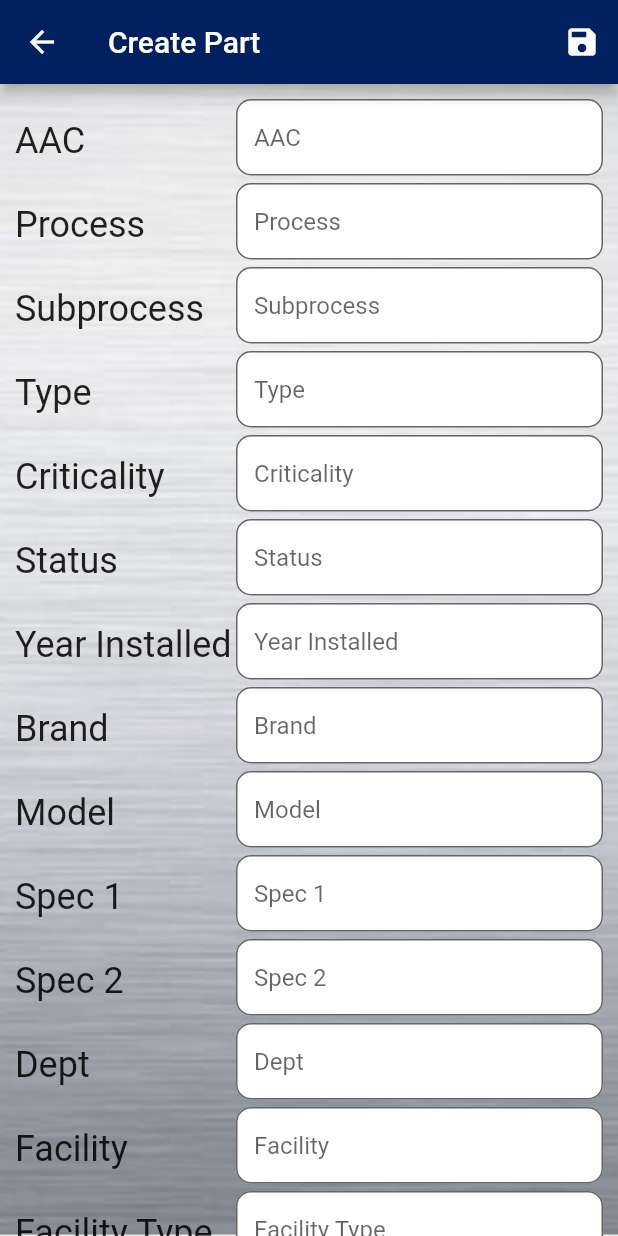
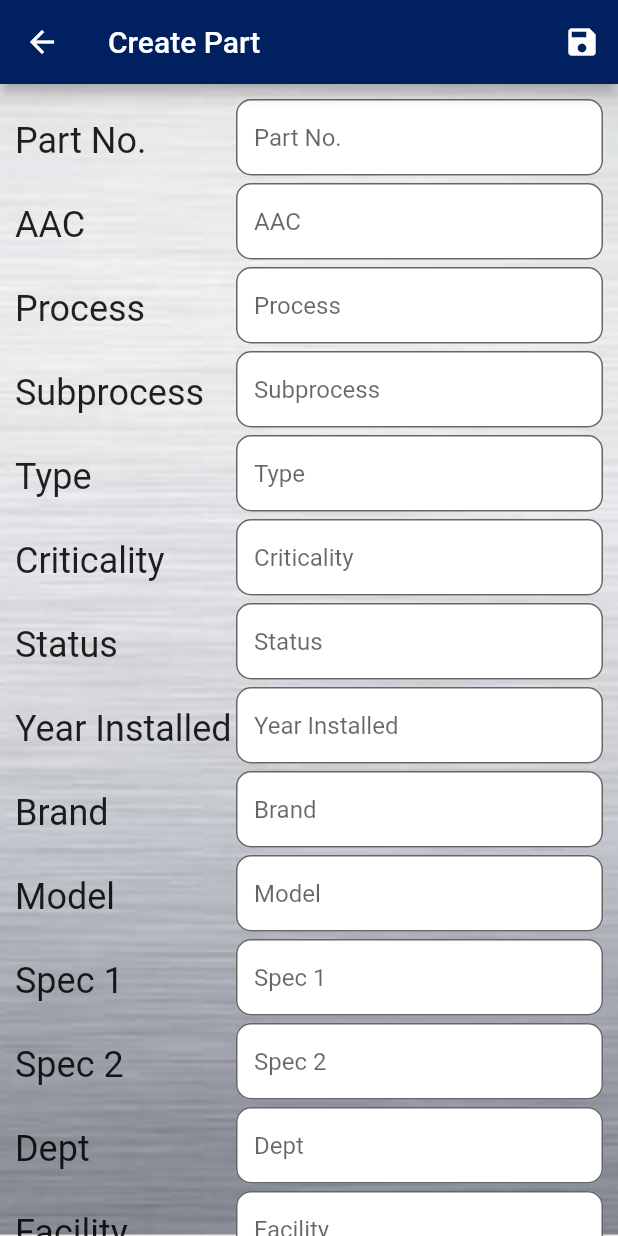
Before and after one commit to Acetylcholine007/MechTrack, a Flutter app: the InventoryLocalPage screen opened directly, after a tap on the "add" icon, on a phone screen of 412 x 824 dp. Run offline on Flutter 3.47's test engine with Material 2 defaults, Android fonts, the phone set to English and light mode, and no system bars; our stand-ins replace cloud_firestore, csv, file_picker, firebase_auth, firebase_core, flutter_spinkit and 4 more; missing offline and left inert: barcode_scan2; accounts and stored records are empty.

Commit message:
Added partNo as new part field

```diff
--- a/lib/components/PartSearchBar.dart
+++ b/lib/components/PartSearchBar.dart
@@ -22,6 +22,7 @@ class _PartSearchBarState extends State<PartSearchBar> {
 
   final categories = const {
     'pid': 'Part ID',
+    'partNo': 'Part Number',
     'assetAccountCode': 'Asset Account Code',
     'process': 'Process',
     'subProcess': 'Subprocess',
--- a/lib/models/Part.dart
+++ b/lib/models/Part.dart
@@ -1,5 +1,6 @@
 class Part {
   String pid;
+  String partNo;
   String assetAccountCode;
   String process;
   String subProcess;
@@ -21,6 +22,7 @@ class Part {
 
   Part({
     this.pid = '',
+    this.partNo = "",
     this.assetAccountCode = '',
     this.process = '',
     this.subProcess = '',
@@ -43,6 +45,7 @@ class Part {
 
   Part copy() => Part(
     pid: this.pid,
+    partNo: this.partNo,
     assetAccountCode: this.assetAccountCode,
     process: this.process,
     subProcess: this.subProcess,
@@ -66,6 +69,7 @@ class Part {
   Map<String, String> toMap() {
     return {
       'pid': this.pid,
+      'partNo': this.partNo,
       'assetAccountCode': this.assetAccountCode,
       'process': this.process,
       'subProcess': this.subProcess,
@@ -91,6 +95,7 @@ class Part {
   String toString() {
     return 'Part{'
       'pid: $pid, '
+      'partNo: $partNo, '
       'assetAccountCode: $assetAccountCode,'
       'process: $process,'
       'subProcess: $subProcess,'
--- a/lib/screens/mainpages/InventoryGlobalPage.dart
+++ b/lib/screens/mainpages/InventoryGlobalPage.dart
@@ -30,6 +30,11 @@ class _InventoryGlobalPageState extends State<InventoryGlobalPage> {
           return parts
               .where((part) =>
                   part.pid.contains(new RegExp(query, caseSensitive: false)))
+              .toList();
+        case 'partNo':
+          return parts
+              .where((part) =>
+                  part.partNo.contains(new RegExp(query, caseSensitive: false)))
               .toList();
         case 'assetAccountCode':
           return parts
--- a/lib/screens/subpages/PartEditor.dart
+++ b/lib/screens/subpages/PartEditor.dart
@@ -41,6 +41,7 @@ class _PartEditorState extends State<PartEditor> {
     super.initState();
     newPart = widget.isNew ?
       {
+        'partNo': '',
         'assetAccountCode': '',
         'process': '',
         'subProcess': '',
@@ -60,6 +61,7 @@ class _PartEditorState extends State<PartEditor> {
         'sapFacility': '',
         'criticalByPM': ''
       } : {
+      'partNo': widget.oldPart.partNo,
       'assetAccountCode': widget.oldPart.assetAccountCode,
       'process': widget.oldPart.process,
       'subProcess': widget.oldPart.subProcess,
@@ -127,6 +129,7 @@ class _PartEditorState extends State<PartEditor> {
           if(widget.isLocal){
             Part part = Part(
               pid: '',
+              partNo: newPart['partNo'],
               assetAccountCode: newPart['assetAccountCode'],
               process: newPart['process'],
               subProcess: newPart['subProcess'],
@@ -151,6 +154,7 @@ class _PartEditorState extends State<PartEditor> {
           } else {
             Part part = Part(
               pid: '',
+              partNo: newPart['partNo'],
               assetAccountCode: newPart['assetAccountCode'],
               process: newPart['process'],
               subProcess: newPart['subProcess'],
@@ -198,6 +202,7 @@ class _PartEditorState extends State<PartEditor> {
           if(widget.isLocal) {
             result = await widget.bloc.editPart(Part(
               pid: widget.oldPart.pid,
+              partNo: newPart['partNo'],
               assetAccountCode: newPart['assetAccountCode'],
               process: newPart['process'],
               subProcess: newPart['subProcess'],
@@ -220,6 +225,7 @@ class _PartEditorState extends State<PartEditor> {
           } else {
             result = await DatabaseService.db.editPart(Part(
               pid: widget.oldPart.pid,
+              partNo: newPart['partNo'],
               assetAccountCode: newPart['assetAccountCode'],
               process: newPart['process'],
               subProcess: newPart['subProcess'],
@@ -295,6 +301,20 @@ class _PartEditorState extends State<PartEditor> {
                   1: FlexColumnWidth(),
                 },
                 children: [
+                  TableRow(
+                      children: [
+                        PartTableText('Part No.', 'LABEL'),
+                        Padding(
+                          padding: const EdgeInsets.fromLTRB(0,0,0,5),
+                          child: TextFormField(
+                            keyboardType: TextInputType.number,
+                            initialValue: newPart['partNo'],
+                            decoration: formFieldDecoration.copyWith(hintText: 'Part No.'),
+                            onChanged: (val) => setState(() => _onTextChanged(val, 'partNo')),
+                          ),
+                        ),
+                      ]
+                  ),
                   TableRow(
                       children: [
                         PartTableText('AAC', 'LABEL'),
--- a/lib/screens/subpages/PartViewer.dart
+++ b/lib/screens/subpages/PartViewer.dart
@@ -69,6 +69,12 @@ class _PartViewerState extends State<PartViewer> {
                   children: [
                     PartTableText('Part ID', 'LABEL'),
                     PartTableText(part.pid, 'CONTENT'),
+                  ]
+                ),
+                TableRow(
+                  children: [
+                    PartTableText('Part No.', 'LABEL'),
+                    PartTableText(part.partNo, 'CONTENT'),
                   ]
                 ),
                 TableRow(
--- a/lib/services/DatabaseService.dart
+++ b/lib/services/DatabaseService.dart
@@ -26,6 +26,7 @@ class DatabaseService {
   Part _partFromSnapshot(DocumentSnapshot snapshot) {
     return Part(
       pid: snapshot.id,
+      partNo: snapshot.get('partNo') ?? '',
       assetAccountCode: snapshot.get('assetAccountCode') ?? '',
       process: snapshot.get('process') ?? '',
       subProcess: snapshot.get('subProcess') ?? '',
@@ -51,6 +52,7 @@ class DatabaseService {
     return snapshot.docs.map((doc) {
       return Part(
         pid: doc.id,
+        partNo: doc.get('partNo') ?? '',
         assetAccountCode: doc.get('assetAccountCode') ?? '',
         process: doc.get('process') ?? '',
         subProcess: doc.get('subProcess') ?? '',
@@ -100,6 +102,7 @@ class DatabaseService {
     String result = '';
     await partCollection
       .doc(part.pid).set({
+        'partNo': part.partNo,
         'assetAccountCode': part.assetAccountCode,
         'process': part.process,
         'subProcess': part.subProcess,
@@ -128,6 +131,7 @@ class DatabaseService {
     String result = '';
     await partCollection.doc(part.pid)
     .update({
+      'partNo': part.partNo,
       'assetAccountCode': part.assetAccountCode,
       'process': part.process,
       'subProcess': part.subProcess,
--- a/lib/services/LocalDatabaseService.dart
+++ b/lib/services/LocalDatabaseService.dart
@@ -20,6 +20,7 @@ class LocalDatabaseService {
         return db.execute(
           'CREATE TABLE parts('
             'pid TEXT PRIMARY KEY,'
+            'partNo TEXT,'
             'assetAccountCode TEXT,'
             'process TEXT,'
             'subProcess TEXT,'
@@ -86,6 +87,7 @@ class LocalDatabaseService {
 
     return Part(
       pid: maps[0]['pid'],
+      partNo: maps[0]['partNo'],
       assetAccountCode: maps[0]['assetAccountCode'],
       process: maps[0]['process'],
       subProcess: maps[0]['subProcess'],
@@ -120,6 +122,7 @@ class LocalDatabaseService {
     return LocalDBDataPack(parts: List.generate(maps.length, (i) {
       return Part(
         pid: maps[i]['pid'],
+        partNo: maps[i]['partNo'],
         assetAccountCode: maps[i]['assetAccountCode'],
         process: maps[i]['process'],
         subProcess: maps[i]['subProcess'],
```
Also changed, not shown: lib/screens/mainpages/DataPage.dart (+4 -3 lines).
